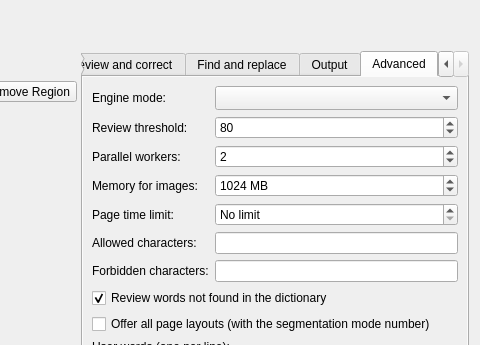
Qt form Pdf4QtLibGui/pdfocrdocumentdialog.ui (JakubMelka/PDF4QT) before a commit; both pictures show x 800 to 1280 and y 0 to 345 of the 1280 by 820 pixel window.
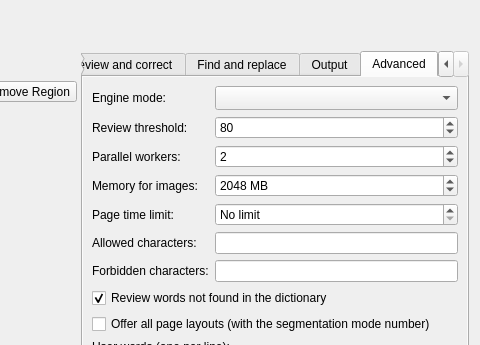
The same form after that commit. The open tabs and pages were chosen to show the change.

The edit to the form file:
```diff
--- a/Pdf4QtLibGui/pdfocrdocumentdialog.ui
+++ b/Pdf4QtLibGui/pdfocrdocumentdialog.ui
@@ -2512,13 +2512,13 @@
                   <number>64</number>
                  </property>
                  <property name="maximum">
-                  <number>16384</number>
+                  <number>65536</number>
                  </property>
                  <property name="singleStep">
                   <number>128</number>
                  </property>
                  <property name="value">
-                  <number>1024</number>
+                  <number>2048</number>
                  </property>
                  <property name="suffix">
                   <string> MB</string>
```
Left out of the diff: 5 changed lines with no effect on the pictures.
